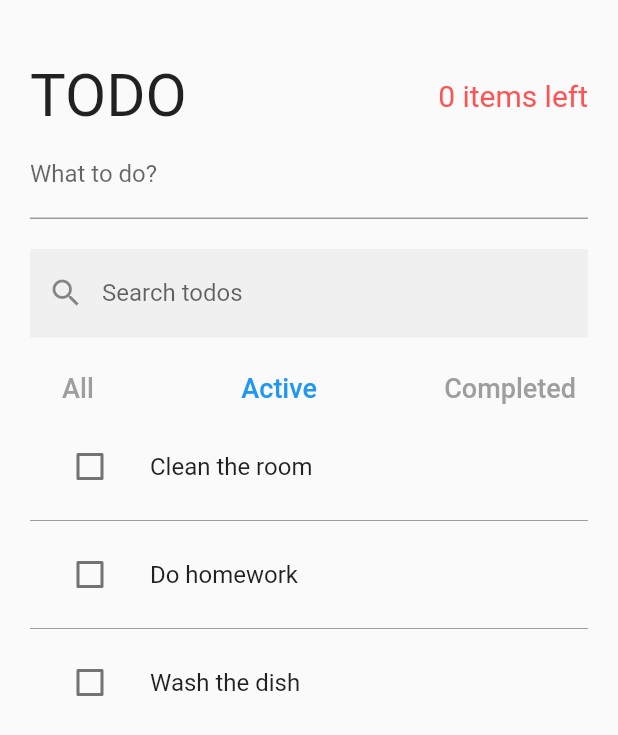
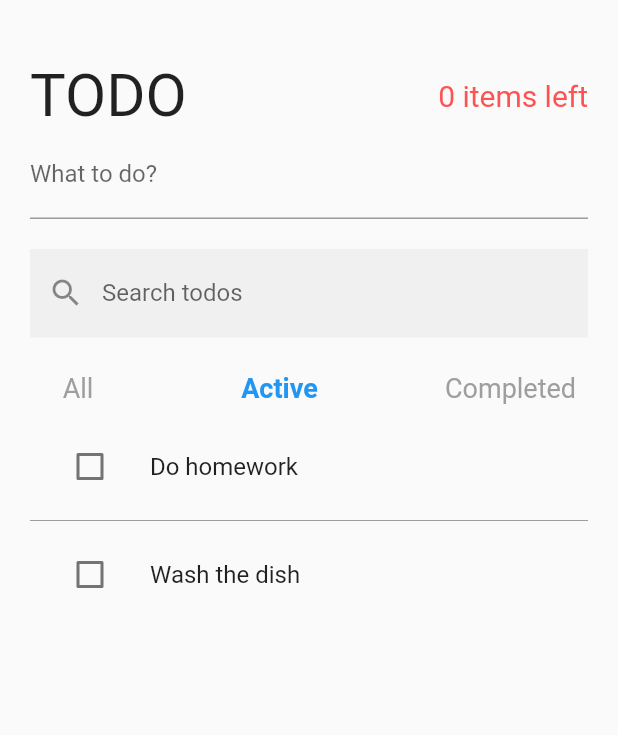
Before and after one commit to mike-bskim/todo_getx, a Flutter app: the screen it shows after launch, after a tap on "Active", on a phone screen of 412 x 824 dp. Shown: the top 735 px of the screen. Run offline on Flutter 3.47's test engine with Material 2 defaults, Android fonts, the phone set to English and light mode, and no system bars; our stand-ins replace get.

Commit message:
03_filter&filteredList

```diff
--- a/lib/bindings/todo_binding.dart
+++ b/lib/bindings/todo_binding.dart
@@ -7,5 +7,7 @@ class TodoBinding extends Bindings {
   void dependencies() {
     // dependency injection
     Get.put<TodoList>(TodoList());
+    Get.put<TodosFilter>(TodosFilter());
+    Get.put<FilteredTodos>(FilteredTodos());
   }
 }
--- a/lib/controller/todo_list_controller.dart
+++ b/lib/controller/todo_list_controller.dart
@@ -5,7 +5,7 @@ import '../model/todo_model.dart';
 class TodoList extends GetxController {
   // 샘플 데이터 생성
   RxList<Todo> todos = <Todo>[
-    Todo(id: '1', desc: 'Clean the room'),
+    Todo(id: '1', desc: 'Clean the room', completed: true),
     Todo(id: '2', desc: 'Do homework'),
     Todo(id: '3', desc: 'Wash the dish'),
   ].obs;
@@ -22,4 +22,65 @@ class TodoList extends GetxController {
     }
     todos.add(Todo(id: newNum.toString(), desc: todoDesc));
   }
+
+  void toggleTodo(String id) {
+    todos.assignAll(todos.map((todo) {
+      return todo.id == id
+          ? Todo(
+              id: id,
+              desc: todo.desc,
+              completed: !todo.completed,
+            )
+          : todo;
+    }).toList());
+  }
 }
+
+class TodosFilter extends GetxController {
+  Rx<Filter> todosFilter = Filter.all.obs;
+
+  static TodosFilter get to => Get.find();
+}
+
+class FilteredTodos extends GetxController {
+  final todos = TodoList.to.todos;
+  final filter = TodosFilter.to.todosFilter;
+
+  // final search = TodosSearch.to.searchTerm;
+
+  RxList<Todo> filteredTodos = <Todo>[].obs;
+
+  static FilteredTodos get to => Get.find();
+
+  @override
+  void onInit() {
+    filteredTodos.assignAll(todos);
+
+    everAll([todos, filter], (_) {
+      // everAll([todos, search, filter], (_) {
+      List<Todo> tempTodos;
+
+      switch (filter.value) {
+        case Filter.active:
+          tempTodos = todos.where((todo) => !todo.completed).toList();
+          break;
+        case Filter.completed:
+          tempTodos = todos.where((todo) => todo.completed).toList();
+          break;
+        case Filter.all:
+        default:
+          tempTodos = todos.toList();
+          break;
+      }
+
+      // if (search.value.isNotEmpty) {
+      //   tempTodos =
+      //       tempTodos.where((t) => t.text.contains(search.value)).toList();
+      // }
+
+      filteredTodos.assignAll(tempTodos);
+    });
+
+    super.onInit();
+  }
+}
--- a/lib/main.dart
+++ b/lib/main.dart
@@ -3,7 +3,6 @@ import 'package:get/get.dart';
 
 import 'bindings/todo_binding.dart';
 import 'screens/todos_screen.dart';
-
 
 void main() {
   runApp(const MyApp());
--- a/lib/model/todo_model.dart
+++ b/lib/model/todo_model.dart
@@ -19,3 +19,9 @@ class Todo {
     return 'Todo(id: $id, desc: $desc, completed: $completed)';
   }
 }
+
+enum Filter {
+  all,
+  active,
+  completed,
+}
--- a/lib/screens/todos_screen.dart
+++ b/lib/screens/todos_screen.dart
@@ -60,7 +60,7 @@ class TodoHeader extends StatelessWidget {
   }
 }
 
-class CreateTodo extends StatefulWidget {
+class CreateTodo extends StatefulWidget { //StatefulWidget//StatelessWidget
   const CreateTodo({Key? key}) : super(key: key);
 
   @override
@@ -83,25 +83,20 @@ class _CreateTodoState extends State<CreateTodo> {
       decoration: const InputDecoration(labelText: 'What to do?'),
       onFieldSubmitted: (String? todoDesc) {
         debugPrint('CreateTodo Clicked: ${newTodoController.text}');
-        // if (todoDesc != null && todoDesc.trim().isNotEmpty) {
-        //   context.read<TodoList>().addTodo(todoDesc);
-        //   newTodoController.clear();
-        // }
+        if (todoDesc != null && todoDesc.trim().isNotEmpty) {
+          TodoList.to.addTodo(todoDesc: todoDesc);
+          newTodoController.clear();
+        }
       },
     );
   }
 }
 
-class SearchAndFilterTodo extends StatefulWidget {
+class SearchAndFilterTodo extends StatelessWidget {
   //StatelessWidget
   const SearchAndFilterTodo({Key? key}) : super(key: key);
 
-  @override
-  State<SearchAndFilterTodo> createState() => _SearchAndFilterTodoState();
-}
-
-class _SearchAndFilterTodoState extends State<SearchAndFilterTodo> {
-  String clickedType = 'all';
+  // String clickedType = 'all';
 
   // final debounce = Debounce(milliseconds: 1000);
   @override
@@ -128,49 +123,51 @@ class _SearchAndFilterTodoState extends State<SearchAndFilterTodo> {
         Row(
           mainAxisAlignment: MainAxisAlignment.spaceBetween,
           children: [
-            filterButton(context, 'all'),
-            filterButton(context, 'active'),
-            filterButton(context, 'completed'),
+            filterButton(context, Filter.all),
+            filterButton(context, Filter.active),
+            filterButton(context, Filter.completed),
           ],
         ),
       ],
     );
   }
 
-  Widget filterButton(BuildContext context, String filter) {
+  Widget filterButton(BuildContext context, Filter filter) {
     //, Filter filter
     return TextButton(
       onPressed: () {
-        // context.read<TodoFilter>().changeFilter(filter);
-        clickedType = filter;
-        debugPrint('Clicked button $clickedType');
-        setState(() {});
+        TodosFilter.to.todosFilter.value = filter;
+        // clickedType = filter;
+        debugPrint('Clicked button $filter');
+        // setState(() {});
       },
-      child: Text(
-        filter == 'all'
+      child: Obx(
+        () => Text(
+          filter == Filter.all
               ? 'All'
-            : filter == 'active'
+              : filter == Filter.active
                   ? 'Active'
                   : 'Completed',
           style: TextStyle(
             fontSize: 18.0,
             color: textColor(context, filter),
-          // fontWeight: textFontWeight(context, filter),
+            fontWeight: textFontWeight(context, filter),
+          ),
         ),
       ),
     );
   }
 
-  Color textColor(BuildContext context, String filter) {
+  Color textColor(BuildContext context, Filter filter) {
     //Filter filter
-    var currentFilter = clickedType; //context.watch<TodoFilter>().state.filter
-    return currentFilter == filter ? Colors.blue : Colors.grey;
+    final currentFilter = TodosFilter.to.todosFilter;
+    return currentFilter.value == filter ? Colors.blue : Colors.grey;
   }
 
-  // FontWeight textFontWeight(BuildContext context, Filter filter) {
-  //   var currentFilter = context.watch<TodoFilterState>().filter;
-  //   return currentFilter == filter ? FontWeight.bold : FontWeight.normal;
-  // }
+  FontWeight textFontWeight(BuildContext context, Filter filter) {
+    var currentFilter = TodosFilter.to.todosFilter;
+    return currentFilter.value == filter ? FontWeight.bold : FontWeight.normal;
+  }
 }
 
 class ShowTodos extends StatelessWidget {
@@ -195,7 +192,7 @@ class ShowTodos extends StatelessWidget {
     // final todos = context.watch<FilteredTodos>().state.filteredTodos;
 
     return Obx(() {
-      final currentTodos = TodoList.to.todos;
+      final currentTodos = FilteredTodos.to.filteredTodos;
 
       return ListView.separated(
         primary: false,
@@ -212,26 +209,22 @@ class ShowTodos extends StatelessWidget {
   }
 }
 
-class TodoItem extends StatefulWidget {
+class TodoItem extends StatelessWidget {
   final Todo todo;
 
   const TodoItem({Key? key, required this.todo}) : super(key: key);
 
   @override
-  _TodoItemState createState() => _TodoItemState();
-}
-
-class _TodoItemState extends State<TodoItem> {
-  @override
   Widget build(BuildContext context) {
     return ListTile(
       leading: Checkbox(
-        value: widget.todo.completed,
+        value: todo.completed,
         onChanged: (bool? checked) {
           debugPrint('clicked toggle button~~');
+          TodoList.to.toggleTodo(todo.id);
         },
       ),
-      title: Text(widget.todo.desc),
+      title: Text(todo.desc),
     );
   }
 }
```
Lines whose indentation alone changed are shown as unchanged.
